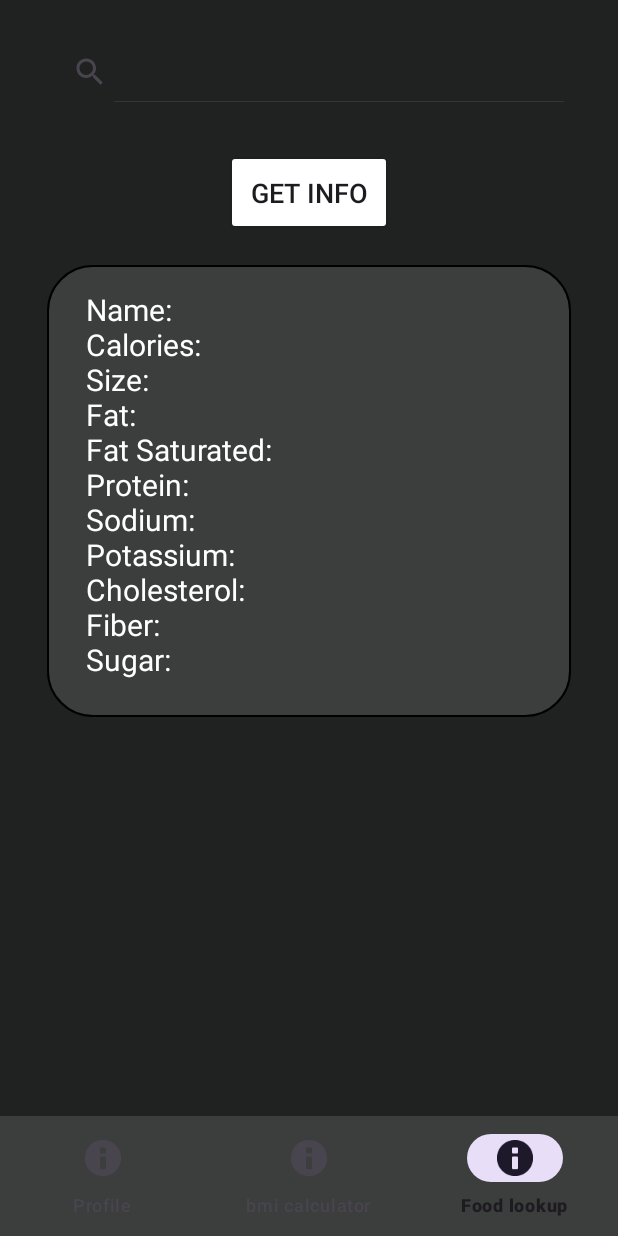
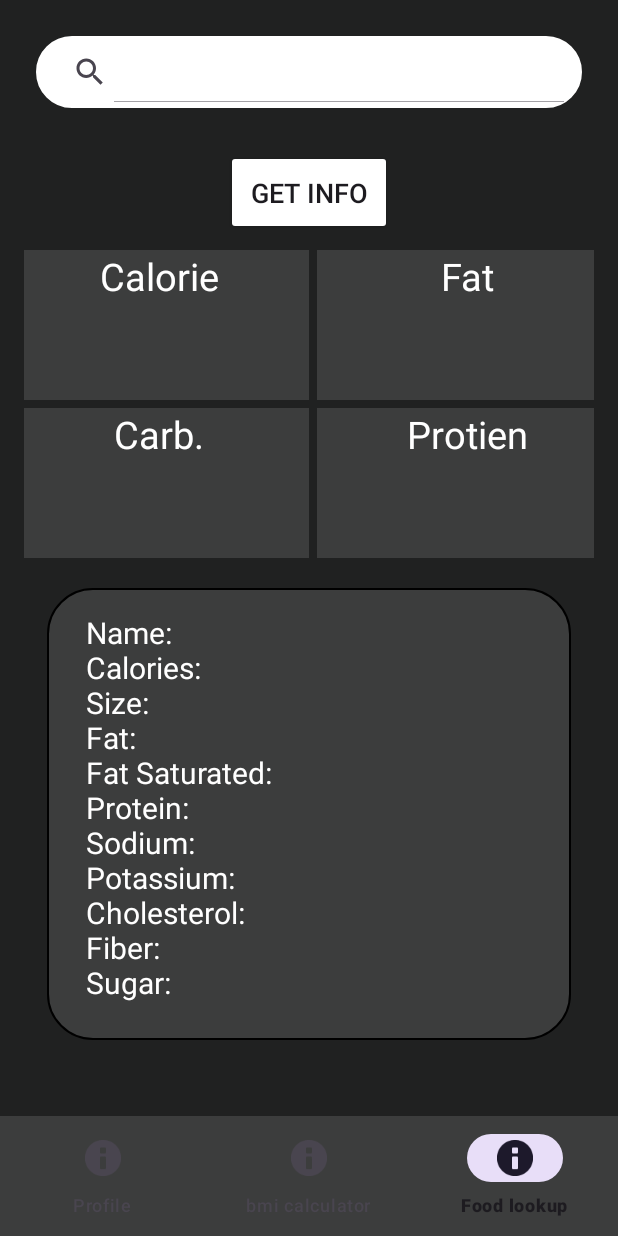
Before and after one commit to JosephKarkoush/HealthPlus, an Android app: the screen it shows after launch (MainActivity), item 3 of the bottom bar chosen, on a phone screen of 412 x 824 dp. Run offline under Robolectric (Android 15) with nearby library versions, the phone set to English and light mode, and no system bars; our stand-ins replace navigation-ui.

Commit message:
Last Christmas

```diff
--- a/app/src/main/java/com/example/healthplus/FoodFragment.kt
+++ b/app/src/main/java/com/example/healthplus/FoodFragment.kt
@@ -9,14 +9,18 @@ import com.example.healthplus.databinding.FragmentFoodBinding
 import android.widget.Button
 import android.widget.EditText
 import android.widget.TextView
+import androidx.lifecycle.Observer
 import androidx.lifecycle.ViewModelProvider
 import androidx.lifecycle.lifecycleScope
 import kotlinx.coroutines.launch
 
+
+
+
+
 class FoodFragment : Fragment() {
     private var _binding: FragmentFoodBinding? = null
     private val binding get() = _binding!!
-    private lateinit var sharedViewModel: SharedViewModel
     private var name: String = ""
     private var calories: String = ""
     private var serving_size: String = ""
@@ -28,6 +32,11 @@ class FoodFragment : Fragment() {
     private var cholesterol: String = ""
     private var fiber: String = ""
     private var sugar: String = ""
+
+
+
+
+
     override fun onCreateView(
         inflater: LayoutInflater, container: ViewGroup?,
         savedInstanceState: Bundle?
@@ -36,7 +45,6 @@ class FoodFragment : Fragment() {
         _binding = FragmentFoodBinding.inflate(inflater, container, false)
         val view = binding.root
         val foodButton = binding.getFoodButton
-        val searchedProduct = binding.food
         val dataText = binding.foodData
         val nameText = binding.foodNames
 
@@ -46,10 +54,12 @@ class FoodFragment : Fragment() {
         )
 
 
+        val sharedViewModel =
+            ViewModelProvider(requireActivity()).get(SharedViewModel::class.java)
+
+
         foodButton.setOnClickListener {
             lifecycleScope.launch {
-                sharedViewModel =
-                    ViewModelProvider(requireActivity()).get(SharedViewModel::class.java)
                 sharedViewModel.str = binding.food.query.toString()
                 if (sharedViewModel.str == "") {
                 } else {
@@ -71,12 +81,17 @@ class FoodFragment : Fragment() {
                                     + "$protein" + "\n" + "$sodium" + "\n" + "$potassium" + "\n" + "$cholesterol" + "\n" + "$fiber" + "\n" + "$sugar"
                         )
 
+                        binding.cal.setText(binding.cal.text.toString() + "\n\n$calories"+" g")
+                        binding.fat.setText(binding.fat.text.toString() + "\n\n$fat_total"+" g")
+                        binding.carb.setText(binding.carb.text.toString() + "\n\n$fiber"+" g")
+                        binding.protin.setText(binding.protin.text.toString() + "\n\n$protein"+" g")
+
                     }
                 }
             }
 
+        }
 
-        }
         return view
     }
 }
--- /dev/null
+++ b/app/src/main/res/drawable/search_view.xml
@@ -0,0 +1,10 @@
+<?xml version="1.0" encoding="utf-8"?>
+<shape xmlns:android="http://schemas.android.com/apk/res/android">
+
+<corners
+    android:radius="25dp"/>
+    <stroke
+        android:color="@color/whiteText"
+        android:width="4dp"/>
+
+</shape>
--- a/app/src/main/res/layout/fragment_food.xml
+++ b/app/src/main/res/layout/fragment_food.xml
@@ -19,6 +19,7 @@
         android:padding="4dp"
         android:hint="Search after product"
         android:backgroundTint="@color/cardview_light_background"
+        android:background="@drawable/search_view"
         android:textColor="@color/whiteText"/>
 
 
@@ -36,10 +37,97 @@
     <LinearLayout
         android:layout_width="match_parent"
         android:layout_height="wrap_content"
+        android:orientation="horizontal">
+
+
+        <TableRow
+            android:layout_width="match_parent"
+            android:layout_height="match_parent"
+            android:layout_marginTop="10dp"
+            android:gravity="center">
+
+            <TextView
+                android:id="@+id/cal"
+                android:layout_width="200dp"
+                android:layout_height="100dp"
+                android:layout_marginLeft="5dp"
+                android:background="#3c3d3d"
+                android:text="Calorie"
+                android:gravity="center|top"
+                android:textColor="@color/whiteText"
+                android:textSize="25dp" />
+
+
+            <TextView
+                android:id="@+id/fat"
+                android:layout_width="200dp"
+                android:layout_height="100dp"
+                android:layout_marginLeft="5dp"
+                android:background="#3c3d3d"
+                android:text="Fat"
+                android:gravity="center|top"
+                android:textColor="@color/whiteText"
+                android:textSize="25dp" />
+
+
+        </TableRow>
+
+    </LinearLayout>
+        <LinearLayout
+            android:layout_width="match_parent"
+            android:layout_height="wrap_content"
+            android:orientation="horizontal">
+
+        <TableRow
+            android:layout_width="match_parent"
+            android:layout_height="match_parent"
+            android:layout_marginTop="5dp"
+            android:gravity="center">
+
+            <TextView
+                android:id="@+id/carb"
+                android:layout_width="200dp"
+                android:layout_height="100dp"
+                android:layout_marginLeft="5dp"
+                android:background="#3c3d3d"
+                android:text="Carb."
+                android:gravity="center|top"
+                android:textColor="@color/whiteText"
+                android:textSize="25dp" />
+
+            <TextView
+                android:id="@+id/protin"
+                android:layout_width="200dp"
+                android:layout_height="100dp"
+                android:layout_marginLeft="5dp"
+                android:background="#3c3d3d"
+                android:text="Protien"
+                android:gravity="center|top"
+                android:textColor="@color/whiteText"
+                android:textSize="25dp" />
+
+
+        </TableRow>
+
+
+
+
+
+
+    </LinearLayout>
+
+
+
+    <LinearLayout
+        android:layout_width="match_parent"
+        android:layout_height="wrap_content"
         android:layout_marginTop="20dp"
         android:layout_marginHorizontal="15dp"
         android:background="@drawable/rouded_corners"
         android:orientation="horizontal">
+
+
+
 
         <TextView
             android:id="@+id/foodNames"
@@ -66,7 +154,7 @@
 
 
 
-
     </LinearLayout>
 
+
 </LinearLayout>
--- a/app/src/main/res/layout/fragment_tabs.xml
+++ b/app/src/main/res/layout/fragment_tabs.xml
@@ -1,23 +1,24 @@
-
-<RelativeLayout
-    xmlns:android="http://schemas.android.com/apk/res/android"
+<FrameLayout xmlns:android="http://schemas.android.com/apk/res/android"
     android:layout_width="match_parent"
     android:layout_height="wrap_content"
+    xmlns:app="http://schemas.android.com/apk/res-auto"
     android:id="@+id/tabsFragment"
+    android:background="@color/bakgrund"
+    android:orientation="vertical">
 
-    android:orientation="horizontal">
 
-    <androidx.viewpager.widget.ViewPager
-        android:id="@+id/viewPager"
-        android:layout_width="match_parent"
-        android:layout_height="match_parent"
-        android:layout_above="@+id/tabLayout"/>
 
     <com.google.android.material.tabs.TabLayout
         android:id="@+id/tabLayout"
         android:layout_width="match_parent"
         android:layout_height="wrap_content"
         android:layout_alignParentTop="true"
+
+        app:tabRippleColor="@color/whiteText"
+        app:tabIconTint="@color/whiteText"
+        app:tabTextColor="@color/whiteText"
+        app:tabIndicatorColor="@color/whiteText"
+        app:tabSelectedTextColor="@color/whiteText"
         android:background="@color/toolbar_color">
 
         <com.google.android.material.tabs.TabItem
@@ -35,4 +36,12 @@
 
     </com.google.android.material.tabs.TabLayout>
 
-</RelativeLayout>
+
+
+    <androidx.viewpager.widget.ViewPager
+        android:id="@+id/viewPager"
+        android:layout_width="match_parent"
+        android:layout_height="match_parent"
+        android:layout_above="@+id/tabLayout"/>
+
+</FrameLayout>
--- a/app/src/main/res/navigation/nav_graph.xml
+++ b/app/src/main/res/navigation/nav_graph.xml
@@ -3,7 +3,7 @@
     xmlns:app="http://schemas.android.com/apk/res-auto"
     xmlns:tools="http://schemas.android.com/tools"
     android:id="@+id/nav_graph.xml"
-    app:startDestination="@id/profileFragment">
+    app:startDestination="@id/foodFragment">
 
     <fragment
         android:id="@+id/bmiFragment"
```
